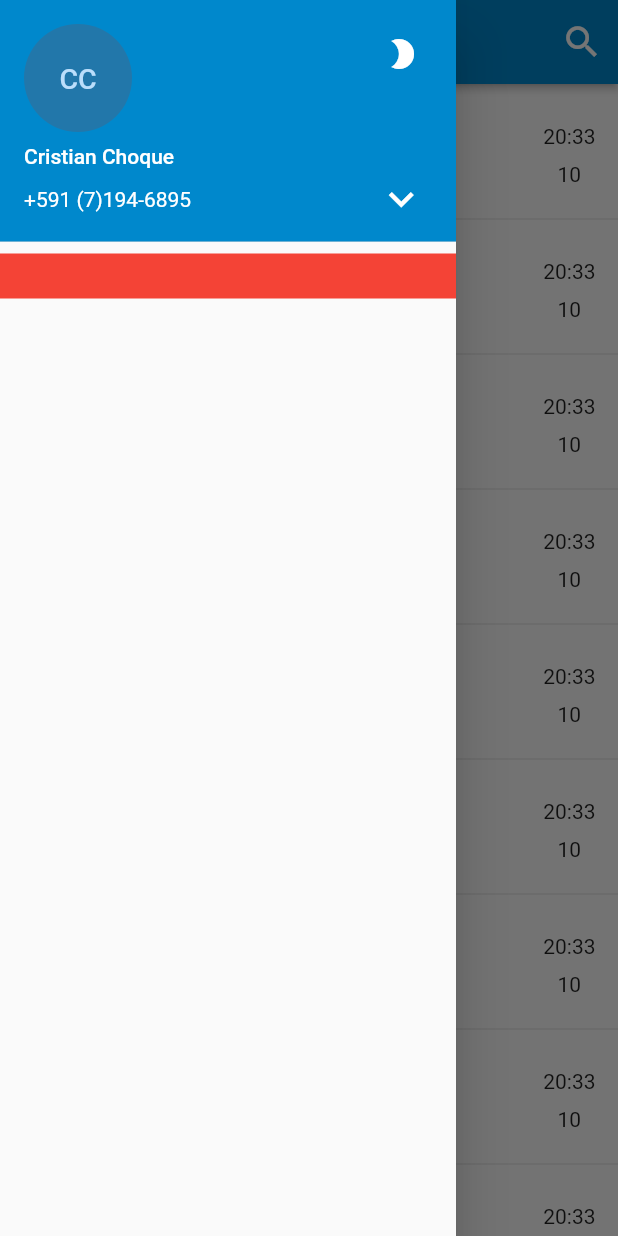
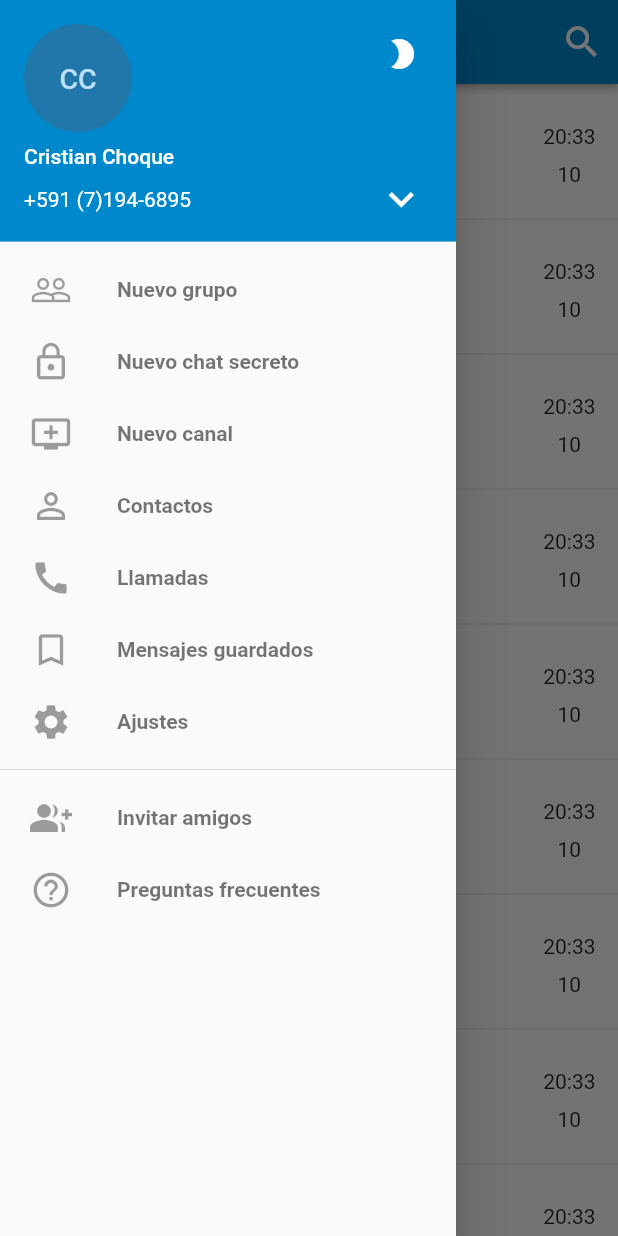
Before and after one commit to cristianfchq/RetoFlutter, a Flutter app: the screen it shows after launch, with the side drawer open, on a phone screen of 412 x 824 dp. Run offline on Flutter 3.47's test engine with Material 2 defaults, Android fonts, the phone set to English and light mode, and no system bars.

Commit message:
body2Drawer added

```diff
--- a/lib/screens/principalScreen.dart
+++ b/lib/screens/principalScreen.dart
@@ -138,22 +138,77 @@ class _PrincipalScreenState extends State<PrincipalScreen> {
     );
   }
 
+//! Drawer
+
   Widget _myDrawer() {
     return Drawer(
       child: ListView(
         children: <Widget>[
           _headDrawer(),
           _body1Drawer(),
+          _body2Drawer(),
         ],
       ),
     );
   }
 
-  Widget _body1Drawer(){
+  Widget _body2Drawer() {
     return Container(
-      height: 30,
-      color: Colors.red,
+      // height: 30,
+      // color: Colors.red,
+      child: Column(
+        children: <Widget>[
+          _partBody2(Icons.people_outline, "Nuevo grupo"),
+          _partBody2(Icons.lock_outline, "Nuevo chat secreto"),
+          _partBody2(Icons.add_to_queue, "Nuevo canal"),
+          _partBody2(Icons.perm_identity, "Contactos"),
+          _partBody2(Icons.call, "Llamadas"),
+          _partBody2(Icons.bookmark_border, "Mensajes guardados"),
+          _partBody2(Icons.settings, "Ajustes"),
+          Divider(),
+          _partBody2(Icons.group_add, "Invitar amigos"),
+          _partBody2(Icons.help_outline, "Preguntas frecuentes"),
+        ],
+      ),
     );
+  }
+
+  Widget _partBody2(IconData icono, String texto) {
+    return InkWell(
+      onTap: (){
+        print("pessed ${texto}");
+      },
+      child: Container(
+        child: Padding(
+          padding: const EdgeInsets.only(left: 20, top: 10, bottom: 10),
+          child: Row(
+            children: <Widget>[
+              Icon(
+                icono,
+                color: Colors.black38,
+                size: 28,
+              ),
+              SizedBox(
+                width: 30,
+              ),
+              Text(
+                texto,
+                style: TextStyle(
+                    color: Colors.black54,
+                    fontWeight: FontWeight.w700,),
+              ),
+            ],
+          ),
+        ),
+      ),
+    );
+  }
+
+  Widget _body1Drawer() {
+    return Container(
+        // height: 30,
+        // color: Colors.red,
+        );
   }
 
   Widget _headDrawer() {
@@ -187,6 +242,8 @@ class _PrincipalScreenState extends State<PrincipalScreen> {
     );
   }
 
+//! disenio myAppBar
+
   Widget _myAppBar() {
     return AppBar(
       title: Text("Telegram"),
```
